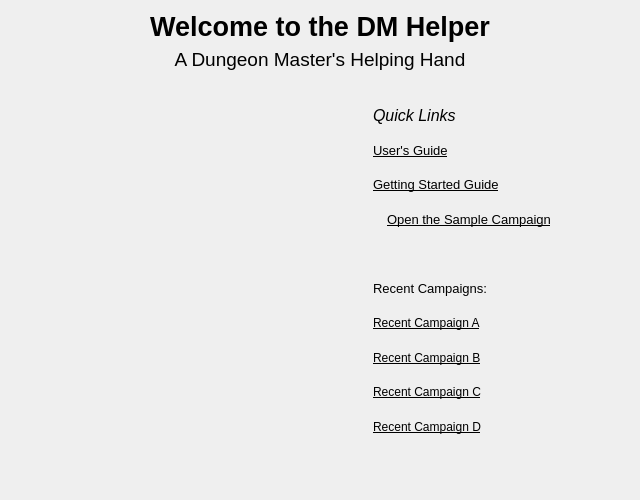
This is DMHelper/src/welcomeframe.ui in MMetze/DMHelper as Qt 5 draws it before an edit. The edited form follows.
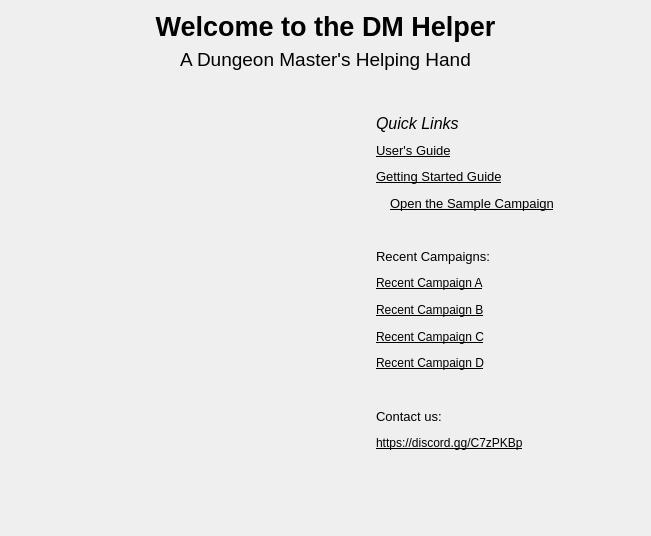
This is the edited form. Icons and pictures are not drawn.

Commit message: Added discord link to welcome frame

Patch:
```diff
--- a/DMHelper/src/welcomeframe.ui
+++ b/DMHelper/src/welcomeframe.ui
@@ -6,10 +6,16 @@
    <rect>
     <x>0</x>
     <y>0</y>
-    <width>640</width>
-    <height>500</height>
+    <width>651</width>
+    <height>536</height>
    </rect>
   </property>
+  <property name="sizePolicy">
+   <sizepolicy hsizetype="MinimumExpanding" vsizetype="MinimumExpanding">
+    <horstretch>0</horstretch>
+    <verstretch>0</verstretch>
+   </sizepolicy>
+  </property>
   <property name="minimumSize">
    <size>
     <width>640</width>
@@ -297,6 +303,41 @@
            </property>
           </widget>
          </item>
+         <item>
+          <widget class="QLabel" name="label_2">
+           <property name="text">
+            <string/>
+           </property>
+          </widget>
+         </item>
+         <item>
+          <widget class="QLabel" name="label_4">
+           <property name="font">
+            <font>
+             <pointsize>10</pointsize>
+            </font>
+           </property>
+           <property name="text">
+            <string>Contact us:</string>
+           </property>
+          </widget>
+         </item>
+         <item>
+          <widget class="QLabel" name="lblDiscord">
+           <property name="font">
+            <font>
+             <pointsize>9</pointsize>
+             <underline>true</underline>
+            </font>
+           </property>
+           <property name="text">
+            <string>https://discord.gg/C7zPKBp</string>
+           </property>
+           <property name="openExternalLinks">
+            <bool>false</bool>
+           </property>
+          </widget>
+         </item>
         </layout>
        </item>
       </layout>
```
The commit also changes 2 other files.
